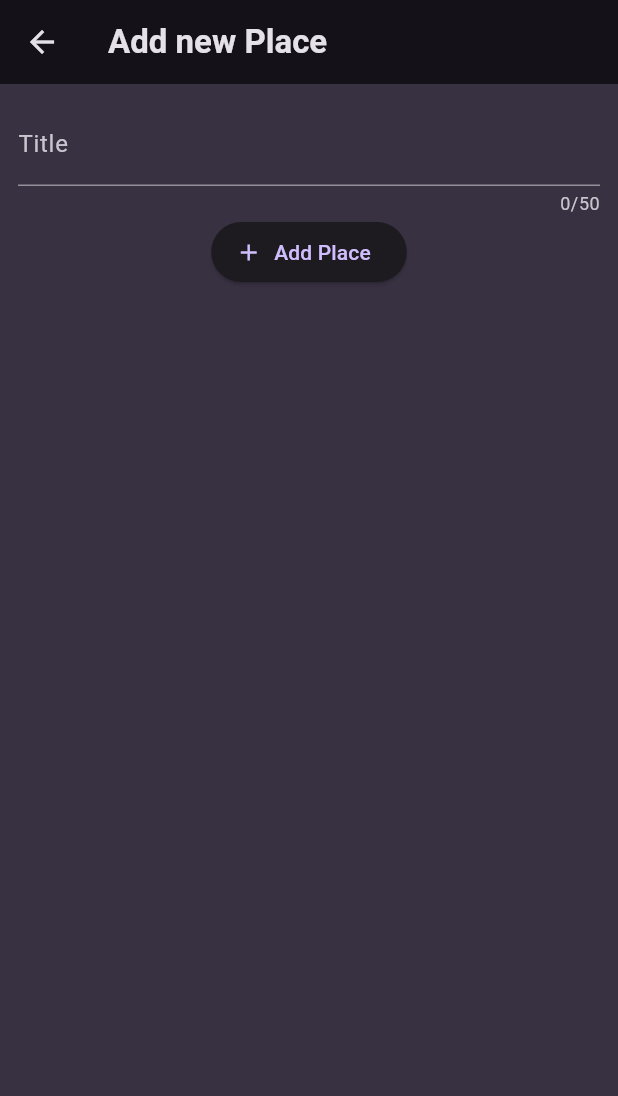
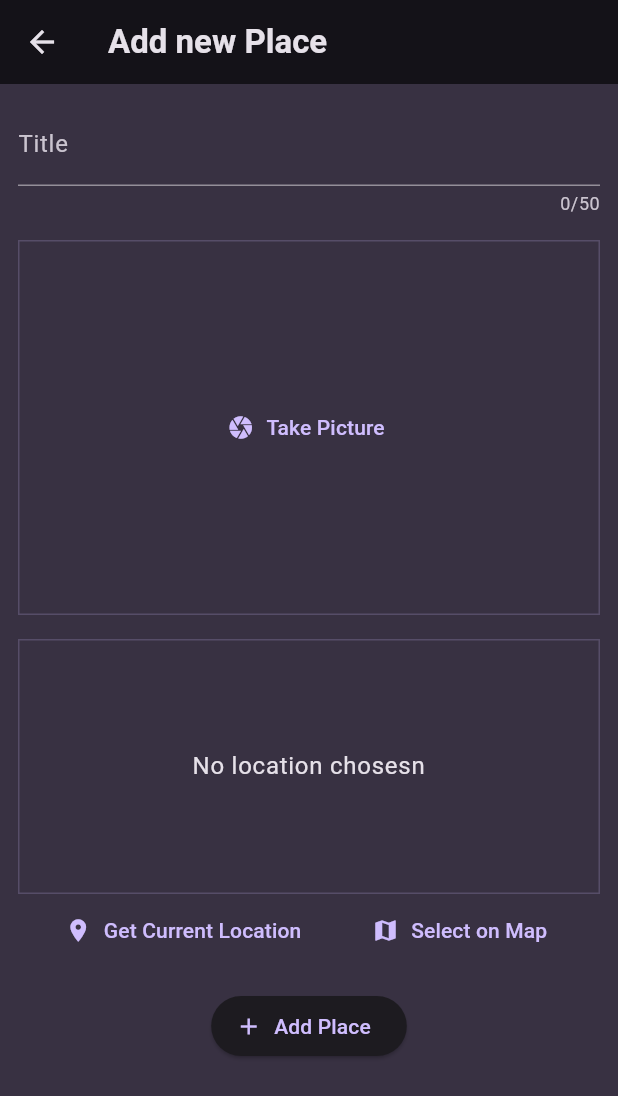
Before and after one commit to Arturito01/Favorite_Places_App, a Flutter app: the AddPlaceScreen screen opened directly, on a phone screen of 412 x 824 dp. Shown: the top 1096 px of the screen. Run offline on Flutter 3.47's test engine with Material 3 defaults, Android fonts, the phone set to English and light mode, and no system bars; our stand-ins replace flutter_riverpod, google_fonts, image_picker, location.

```diff
--- a/favorite_places/lib/models/Place.dart
+++ b/favorite_places/lib/models/Place.dart
@@ -1,10 +1,26 @@
 import 'package:uuid/uuid.dart';
+import 'dart:io';
 
 const uuid = Uuid();
 
+class PlaceLocation {
+  const PlaceLocation({
+    required this.latitude,
+    required this.longitude,
+    required this.address,
+  });
+
+  final double latitude;
+  final double longitude;
+  final String address;
+}
+
 class Place {
-  Place({required this.name}) : id = uuid.v4();
+  Place({required this.name, required this.image, required this.location})
+      : id = uuid.v4();
 
   final String id;
   final String name;
+  final File image;
+  final PlaceLocation location;
 }
--- a/favorite_places/lib/providers/user_places.dart
+++ b/favorite_places/lib/providers/user_places.dart
@@ -1,12 +1,13 @@
 import 'package:flutter_riverpod/flutter_riverpod.dart';
 
 import '../models/Place.dart';
+import 'dart:io';
 
 class UserPlacesNotifier extends StateNotifier<List<Place>> {
   UserPlacesNotifier() : super(const []);
 
-  void addPlace(String title) {
-    final newPlace = Place(name: title);
+  void addPlace(String title, File image, PlaceLocation location) {
+    final newPlace = Place(name: title, image: image, location: location);
     state = [newPlace, ...state];
   }
 }
--- a/favorite_places/lib/screens/add_place.dart
+++ b/favorite_places/lib/screens/add_place.dart
@@ -1,10 +1,14 @@
 import 'package:favorite_places/providers/user_places.dart';
+import 'package:favorite_places/widget/image_input.dart';
+import 'package:favorite_places/widget/location_input.dart';
 import 'package:flutter/material.dart';
 import 'package:flutter_riverpod/flutter_riverpod.dart';
+import 'dart:io';
+
+import '../models/Place.dart';
 
 class AddPlaceScreen extends ConsumerStatefulWidget {
   const AddPlaceScreen({super.key});
-
 
   @override
   ConsumerState<ConsumerStatefulWidget> createState() {
@@ -14,16 +18,20 @@ class AddPlaceScreen extends ConsumerStatefulWidget {
 
 class _AddPlaceScreenState extends ConsumerState<AddPlaceScreen> {
   final _titleController = TextEditingController();
+  File? _selectedImage;
+  PlaceLocation? _selectedLocation;
 
   void _savePlace() {
     final enteredTitle = _titleController.text;
 
-    if (enteredTitle.isEmpty) {
+    if (enteredTitle.isEmpty || _selectedImage == null || _selectedLocation == null) {
       return;
     }
 
-    ref.read(userPlacesProvider.notifier).addPlace(enteredTitle);
-    Navigator.of(context).pop;
+    ref
+        .read(userPlacesProvider.notifier)
+        .addPlace(enteredTitle, _selectedImage!, _selectedLocation!);
+    Navigator.of(context).pop();
   }
 
   @override
@@ -49,6 +57,25 @@ class _AddPlaceScreenState extends ConsumerState<AddPlaceScreen> {
               style:
                   TextStyle(color: Theme.of(context).colorScheme.onBackground),
             ),
+            const SizedBox(
+              height: 16,
+            ),
+            ImageInput(
+              onPickImage: (image) {
+                _selectedImage = image;
+              },
+            ),
+            const SizedBox(
+              height: 16,
+            ),
+            LocationInput(
+              onSelectLocation: (location) {
+                _selectedLocation = location;
+              },
+            ),
+            const SizedBox(
+              height: 16,
+            ),
             ElevatedButton.icon(
               onPressed: _savePlace,
               icon: const Icon(Icons.add),
--- /dev/null
+++ b/favorite_places/lib/widget/image_input.dart
@@ -0,0 +1,67 @@
+import 'dart:io';
+
+import 'package:flutter/material.dart';
+import 'package:image_picker/image_picker.dart';
+
+class ImageInput extends StatefulWidget {
+  const ImageInput({super.key, required this.onPickImage});
+
+  final void Function (File image) onPickImage;
+
+  @override
+  State<ImageInput> createState() {
+    return ImageInputState();
+  }
+}
+
+class ImageInputState extends State<ImageInput> {
+  File? _selectedImage;
+
+  void _takePicture() async {
+    final imagePicker = ImagePicker();
+    final pickedImage =
+        await imagePicker.pickImage(source: ImageSource.camera, maxWidth: 600);
+
+    if (pickedImage == null) {
+      return;
+    }
+
+    setState(() {
+      _selectedImage = File(pickedImage.path);
+    });
+
+    widget.onPickImage(_selectedImage!);
+  }
+
+  @override
+  Widget build(BuildContext context) {
+    Widget content = TextButton.icon(
+      icon: const Icon(Icons.camera),
+      label: const Text("Take Picture"),
+      onPressed: _takePicture,
+    );
+
+    if (_selectedImage != null) {
+      content = GestureDetector(
+        onTap: _takePicture,
+        child: Image.file(
+          _selectedImage!,
+          fit: BoxFit.cover,
+          width: double.infinity,
+          height: double.infinity,
+        ),
+      );
+    }
+
+    return Container(
+        decoration: BoxDecoration(
+          border: Border.all(
+            width: 1,
+            color: Theme.of(context).colorScheme.primary.withOpacity(0.2),
+          ),
+        ),
+        height: 250,
+        width: double.infinity,
+        child: content);
+  }
+}
--- /dev/null
+++ b/favorite_places/lib/widget/location_input.dart
@@ -0,0 +1,138 @@
+import 'dart:convert';
+
+import 'package:flutter/material.dart';
+import 'package:location/location.dart';
+import 'package:http/http.dart' as http;
+
+import '../models/Place.dart';
+
+class LocationInput extends StatefulWidget {
+  const LocationInput({super.key, required this.onSelectLocation});
+
+  final void Function(PlaceLocation location) onSelectLocation;
+
+  @override
+  State<LocationInput> createState() {
+    return LocationInputState();
+  }
+}
+
+class LocationInputState extends State<LocationInput> {
+  PlaceLocation? _pickedLocation;
+  var _isGettingLocation = false;
+
+  String get locationImage {
+    if (_pickedLocation == null) {
+      return '';
+    }
+    final lat = _pickedLocation!.latitude;
+    final lon = _pickedLocation!.longitude;
+    return 'https://maps.googleapis.com/maps/api/staticmap?center=$lat,$lon&zoom=16&size=600x300&maptype=roadmap&markers=color:red%7Clabel:A%7C$lat,$lon&key=AIzaSyBXit9uHjw-Ub4FwdzgKEoVZmclJtWxYY4';
+  }
+
+  void _getCurrentLocation() async {
+    Location location = Location();
+
+    bool serviceEnabled;
+    PermissionStatus permissionGranted;
+    LocationData locationData;
+
+    serviceEnabled = await location.serviceEnabled();
+    if (!serviceEnabled) {
+      serviceEnabled = await location.requestService();
+      if (!serviceEnabled) {
+        return;
+      }
+    }
+
+    permissionGranted = await location.hasPermission();
+    if (permissionGranted == PermissionStatus.denied) {
+      permissionGranted = await location.requestPermission();
+      if (permissionGranted != PermissionStatus.granted) {
+        return;
+      }
+    }
+    setState(() {
+      _isGettingLocation = true;
+    });
+
+    locationData = await location.getLocation();
+    final lat = locationData.latitude;
+    final lon = locationData.longitude;
+
+    if (lat == null || lon == null) {
+      return;
+    }
+
+    final url = Uri.parse(
+        'https://maps.googleapis.com/maps/api/geocode/json?latlng=$lat,$lon&key=AIzaSyBXit9uHjw-Ub4FwdzgKEoVZmclJtWxYY4');
+
+    final response = await http.get(url);
+    final resData = json.decode(response.body);
+    final address = resData['results'][0]['formatted_address'];
+
+    setState(() {
+      _pickedLocation =
+          PlaceLocation(latitude: lat, longitude: lon, address: address);
+      _isGettingLocation = false;
+    });
+
+    widget.onSelectLocation(_pickedLocation!);
+  }
+
+  @override
+  Widget build(BuildContext context) {
+    Widget previewContent = Text(
+      "No location chosesn",
+      textAlign: TextAlign.center,
+      style: Theme.of(context)
+          .textTheme
+          .bodyLarge!
+          .copyWith(color: Theme.of(context).colorScheme.onBackground),
+    );
+
+    if (_pickedLocation != null) {
+      previewContent = Image.network(
+        locationImage,
+        fit: BoxFit.cover,
+        width: double.infinity,
+        height: double.infinity,
+      );
+    }
+
+    if (_isGettingLocation) {
+      previewContent = const CircularProgressIndicator();
+    }
+
+    return Column(
+      children: [
+        Container(
+            height: 170,
+            width: double.infinity,
+            alignment: Alignment.center,
+            decoration: BoxDecoration(
+              border: Border.all(
+                width: 1,
+                color: Theme.of(context).colorScheme.primary.withOpacity(0.2),
+              ),
+            ),
+            child: previewContent),
+        Row(
+          mainAxisAlignment: MainAxisAlignment.spaceEvenly,
+          children: [
+            TextButton.icon(
+              onPressed: _getCurrentLocation,
+              icon: const Icon(Icons.location_on),
+              label: const Text("Get Current Location"),
+            ),
+            TextButton.icon(
+              onPressed: () {},
+              icon: const Icon(Icons.map),
+              label: const Text("Select on Map"),
+            ),
+          ],
+        )
+      ],
+    );
+  }
+}
--- a/favorite_places/pubspec.yaml
+++ b/favorite_places/pubspec.yaml
@@ -39,6 +39,9 @@ dependencies:
   uuid: ^4.3.3
   riverpod: ^2.4.9
   flutter_riverpod: ^2.4.9
+  image_picker: ^1.0.7
+  location: ^5.0.3
+  http: ^1.2.0
 
 dev_dependencies:
   flutter_test:
```
Also changed, not shown: favorite_places/lib/screens/place_detail.dart (added, +69 -0 lines), favorite_places/lib/screens/places.dart (+7 -4 lines), favorite_places/lib/widget/places_list.dart (+19 -0 lines), favorite_places/lib/screens/places_detail.dart (deleted), favorite_places/pubspec.lock, 9 other files.
